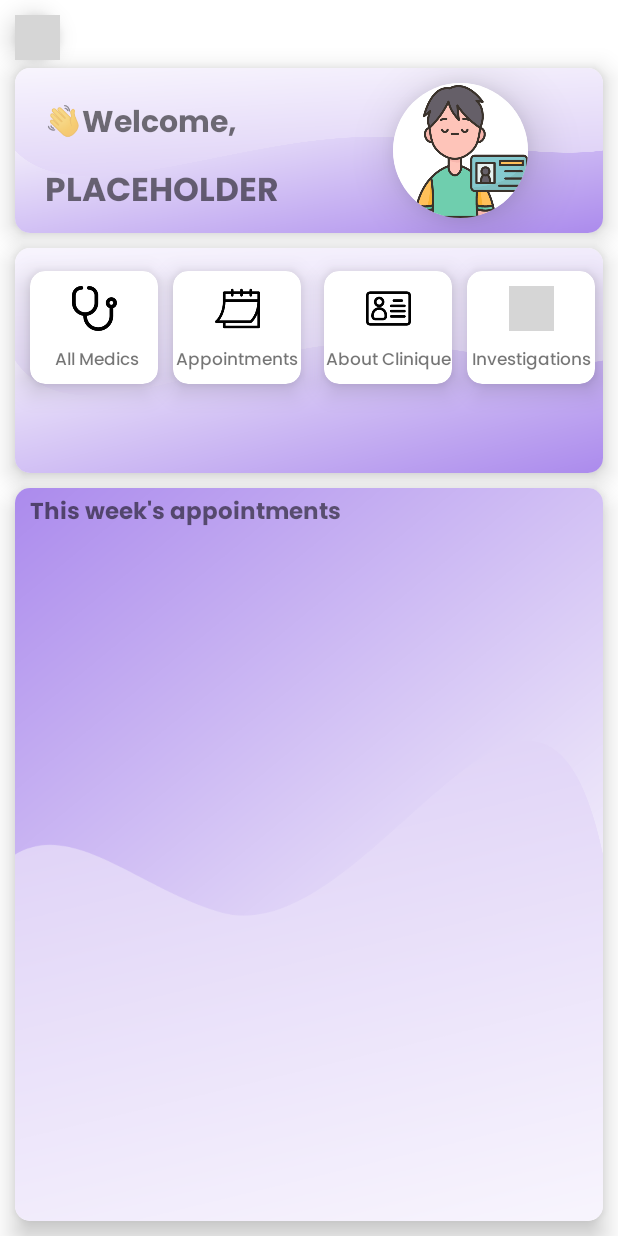
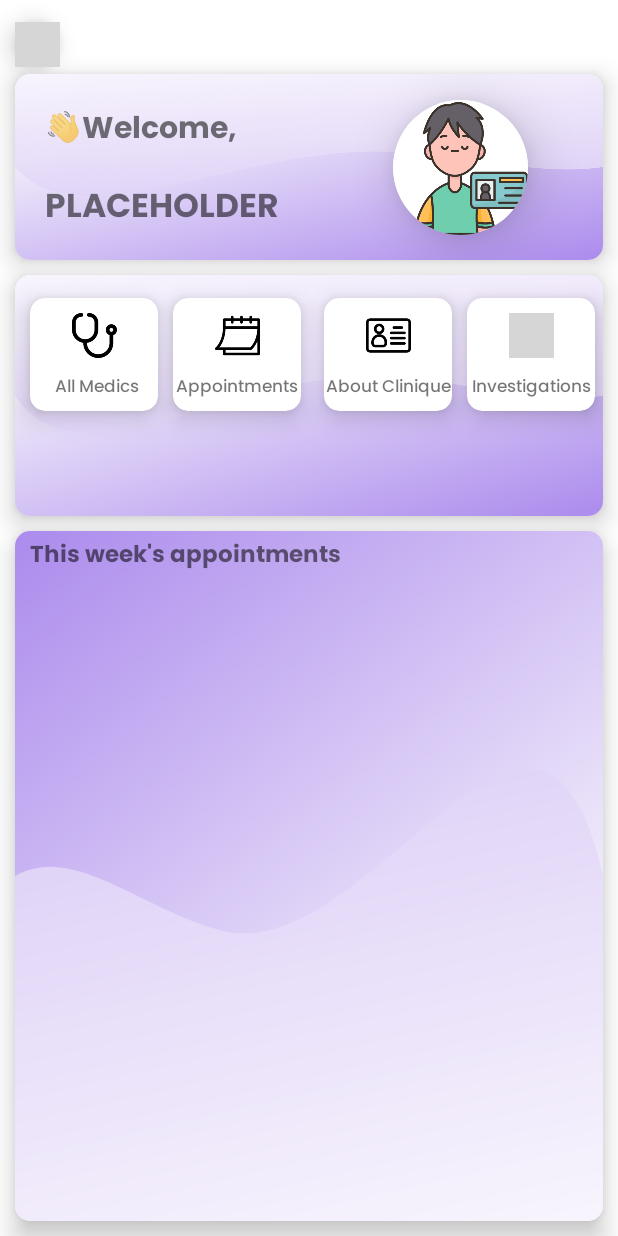
Before and after one commit to MarioBujor2001/CliniqueMedicalApp, an Android app: the screen it shows after launch once a user with an empty profile is signed in (MainActivity), on a phone screen of 412 x 824 dp. Run offline under Robolectric (Android 15) with nearby library versions, the phone set to English and light mode, and no system bars; our stand-ins replace Firebase (no records; nobody signed in at launch, a user with empty details on screens opened directly), Volley; network calls fail; pictures from the network do not load; grey boxes are pictures that could not be loaded.

Commit message:
optimized call on api for profile update, changed MainActivity layout.

```diff
--- a/app/src/main/java/com/example/licenta/MainActivity.java
+++ b/app/src/main/java/com/example/licenta/MainActivity.java
@@ -46,7 +46,7 @@ import java.util.Timer;
 import java.util.TimerTask;
 
 public class MainActivity extends AppCompatActivity {
-    private TextView tvUserName;
+    private TextView tvUserName, txtYouDontHaveAppointments;
     private FirebaseAuth mAuth;
     private CardView allMedicsCard, viewProfile, allProgramari, aboutCard, investigationCard;
     private RecyclerView recvAppointments;
@@ -92,6 +92,11 @@ public class MainActivity extends AppCompatActivity {
     }
 
     private void reloadAppointmentsAdapter(){
+        if(programari.isEmpty()){
+            txtYouDontHaveAppointments.setVisibility(View.VISIBLE);
+        }else{
+            txtYouDontHaveAppointments.setVisibility(View.GONE);
+        }
         adapter = new ProgramareMainAdapter(this);
         adapter.setProgramari(programari);
         recvAppointments.setAdapter(adapter);
@@ -122,6 +127,7 @@ public class MainActivity extends AppCompatActivity {
         mAuth = FirebaseAuth.getInstance();
 
         tvUserName = findViewById(R.id.txtForNameDisplay);
+        txtYouDontHaveAppointments = findViewById(R.id.txtYouDontHaveAppointments);
         allMedicsCard = findViewById(R.id.allMedicsCard);
         allProgramari = findViewById(R.id.allProgramariCard);
         aboutCard = findViewById(R.id.aboutCliniqueCard);
--- a/app/src/main/java/com/example/licenta/Utils/APICommunication.java
+++ b/app/src/main/java/com/example/licenta/Utils/APICommunication.java
@@ -189,6 +189,7 @@ public class APICommunication {
                     @Override
                     public void onResponse(JSONObject response) {
                         Log.i("VolleyPutPacient:", response.toString());
+                        sendIntent("receivedNewProfileInfo", true, ctx);
                     }
                 },
                 new Response.ErrorListener() {
--- a/app/src/main/res/layout/activity_main.xml
+++ b/app/src/main/res/layout/activity_main.xml
@@ -14,32 +14,33 @@
         android:layout_marginTop="10dp"
         app:cardCornerRadius="100dp"
         app:cardElevation="10dp"
+        app:layout_constraintBottom_toTopOf="@+id/guideline4"
         app:layout_constraintEnd_toEndOf="parent"
         app:layout_constraintHorizontal_bias="0.0"
         app:layout_constraintStart_toStartOf="parent"
         app:layout_constraintTop_toTopOf="parent">
+
         <ImageView
             android:id="@+id/imgProfileSettings"
             android:layout_width="30dp"
             android:layout_height="30dp"
             android:background="@color/themeViolet"
-            android:src="@drawable/ic_person"/>
+            android:src="@drawable/ic_person" />
     </androidx.cardview.widget.CardView>
 
     <!--    welcome card-->
     <androidx.cardview.widget.CardView
         android:id="@+id/cardView3"
         android:layout_width="match_parent"
-        android:layout_height="110dp"
+        android:layout_height="0dp"
         android:layout_marginStart="10dp"
-        android:layout_marginTop="45dp"
         android:layout_marginEnd="10dp"
+        app:cardCornerRadius="10dp"
         app:cardElevation="10dp"
-        app:cardCornerRadius="10dp"
-        app:layout_constraintBottom_toBottomOf="parent"
+        app:layout_constraintBottom_toTopOf="@+id/guideline5"
         app:layout_constraintEnd_toEndOf="parent"
         app:layout_constraintStart_toStartOf="parent"
-        app:layout_constraintTop_toTopOf="parent"
+        app:layout_constraintTop_toTopOf="@+id/guideline4"
         app:layout_constraintVertical_bias="0.0">
 
         <androidx.constraintlayout.widget.ConstraintLayout
@@ -108,17 +109,19 @@
 
     <!--    functions card-->
     <androidx.cardview.widget.CardView
+        android:id="@+id/functionsCard"
         android:layout_width="match_parent"
-        android:layout_height="150dp"
+        android:layout_height="0dp"
         android:layout_marginStart="10dp"
         android:layout_marginTop="10dp"
+        android:layout_marginBottom="10dp"
         android:layout_marginEnd="10dp"
+        app:cardCornerRadius="10dp"
         app:cardElevation="10dp"
-        app:cardCornerRadius="10dp"
-        android:id="@+id/functionsCard"
+        app:layout_constraintBottom_toTopOf="@+id/guideline6"
         app:layout_constraintEnd_toEndOf="parent"
         app:layout_constraintStart_toStartOf="parent"
-        app:layout_constraintTop_toBottomOf="@+id/cardView3">
+        app:layout_constraintTop_toTopOf="@+id/guideline5">
 
         <androidx.constraintlayout.widget.ConstraintLayout
             android:layout_width="match_parent"
@@ -314,7 +317,6 @@
         android:layout_width="match_parent"
         android:layout_height="0dp"
         android:layout_marginStart="10dp"
-        android:layout_marginTop="10dp"
         android:layout_marginEnd="10dp"
         android:layout_marginBottom="10dp"
         app:cardCornerRadius="10dp"
@@ -322,7 +324,7 @@
         app:layout_constraintBottom_toBottomOf="parent"
         app:layout_constraintEnd_toEndOf="parent"
         app:layout_constraintStart_toStartOf="parent"
-        app:layout_constraintTop_toBottomOf="@+id/functionsCard">
+        app:layout_constraintTop_toTopOf="@+id/guideline6">
 
         <androidx.constraintlayout.widget.ConstraintLayout
             android:layout_width="match_parent"
@@ -335,8 +337,8 @@
                 android:layout_height="wrap_content"
                 android:layout_marginStart="10dp"
                 android:layout_marginTop="3dp"
+                android:fontFamily="@font/poppins_bold"
                 android:text="@string/this_week_s_appointments"
-                android:fontFamily="@font/poppins_bold"
                 android:textSize="15sp"
                 app:layout_constraintEnd_toEndOf="parent"
                 app:layout_constraintHorizontal_bias="0.0"
@@ -355,7 +357,40 @@
                 app:layout_constraintEnd_toEndOf="parent"
                 app:layout_constraintStart_toStartOf="parent"
                 app:layout_constraintTop_toBottomOf="@id/tvThisWeeksAppointments" />
+
+            <TextView
+                android:id="@+id/txtYouDontHaveAppointments"
+                android:layout_width="wrap_content"
+                android:layout_height="wrap_content"
+                android:fontFamily="@font/poppins_bold"
+                android:text="@string/luckily_you_don_t_have_any_appointments"
+                android:visibility="gone"
+                app:layout_constraintBottom_toBottomOf="parent"
+                app:layout_constraintEnd_toEndOf="parent"
+                app:layout_constraintStart_toStartOf="parent"
+                app:layout_constraintTop_toTopOf="parent" />
         </androidx.constraintlayout.widget.ConstraintLayout>
     </androidx.cardview.widget.CardView>
 
+    <androidx.constraintlayout.widget.Guideline
+        android:id="@+id/guideline4"
+        android:layout_width="wrap_content"
+        android:layout_height="wrap_content"
+        android:orientation="horizontal"
+        app:layout_constraintGuide_percent="0.06" />
+
+    <androidx.constraintlayout.widget.Guideline
+        android:id="@+id/guideline5"
+        android:layout_width="wrap_content"
+        android:layout_height="wrap_content"
+        android:orientation="horizontal"
+        app:layout_constraintGuide_percent="0.21" />
+
+    <androidx.constraintlayout.widget.Guideline
+        android:id="@+id/guideline6"
+        android:layout_width="wrap_content"
+        android:layout_height="wrap_content"
+        android:orientation="horizontal"
+        app:layout_constraintGuide_percent="0.43" />
+
 </androidx.constraintlayout.widget.ConstraintLayout>
--- a/app/src/main/res/values/strings.xml
+++ b/app/src/main/res/values/strings.xml
@@ -63,6 +63,7 @@
     <string name="motivul_vizitei">Motivul vizitei (Optional)</string>
     <string name="future">Future</string>
     <string name="past">Past</string>
+    <string name="luckily_you_don_t_have_any_appointments">You don\'t have any appointments this week</string>
     <string-array name="filterMedics">
         <item>orl</item>
         <item>alergologie</item>
```
Also changed, not shown: app/src/main/java/com/example/licenta/ProfileViewActivity.java (+45 -15 lines). Lines whose indentation alone changed are shown as unchanged.
